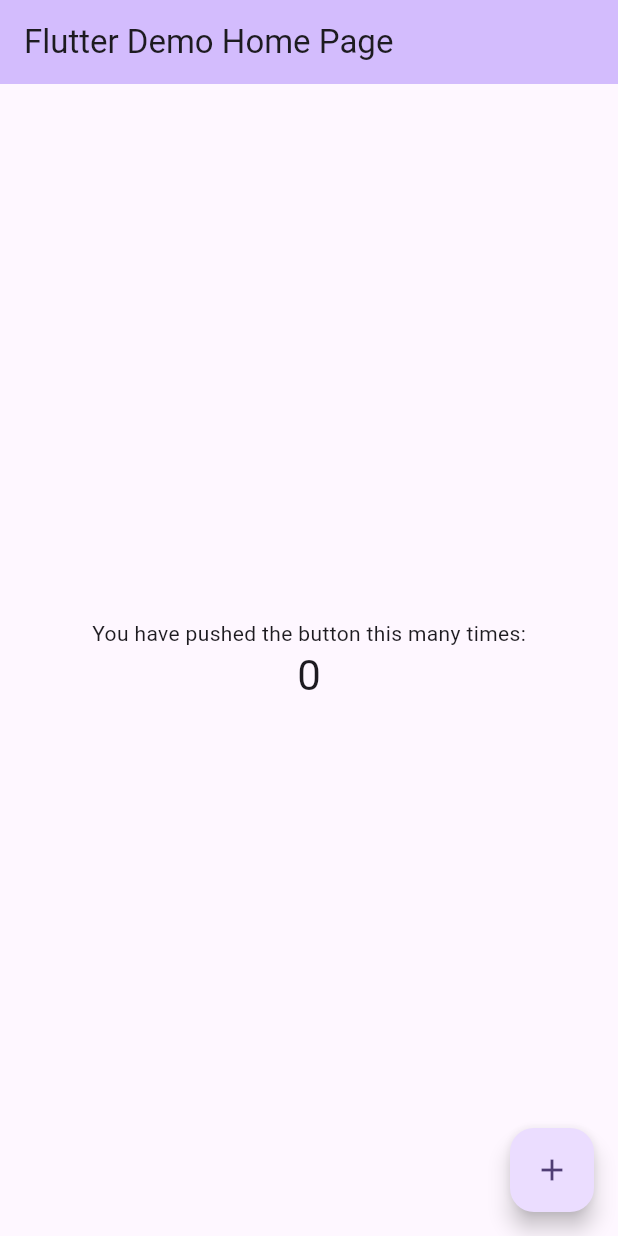
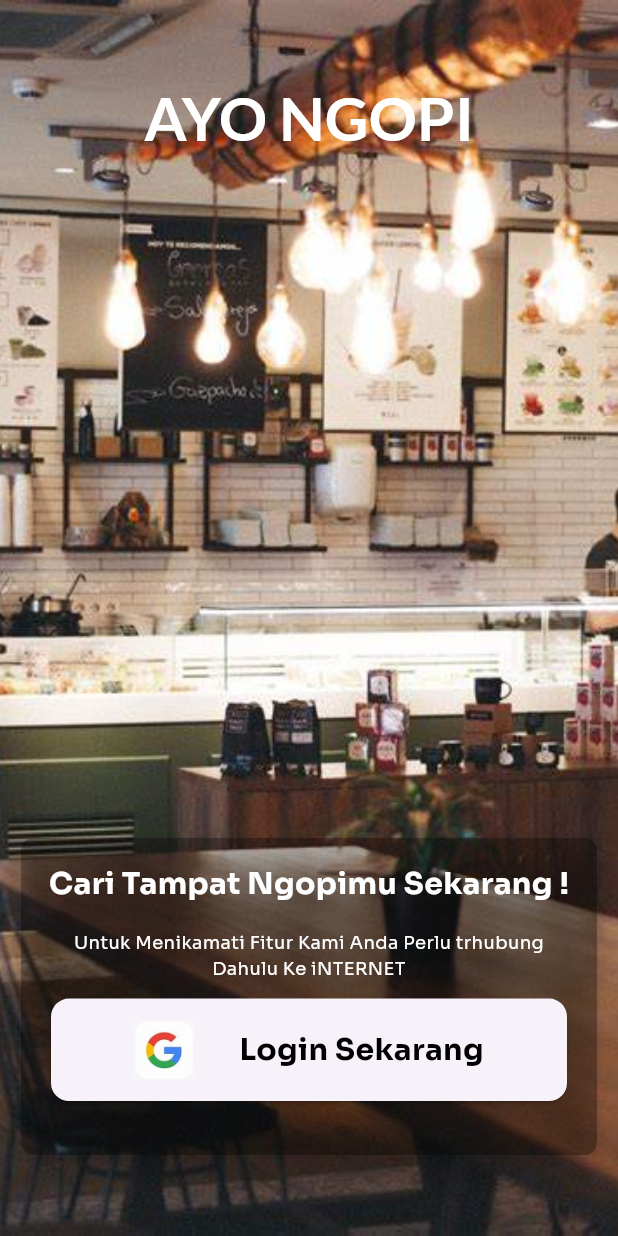
Before and after one commit to Zammil00/flutter_search_coffee_shop, a Flutter app: the screen it shows after launch, on a phone screen of 412 x 824 dp. Run offline on Flutter 3.47's test engine with Material 3 defaults, Android fonts, the phone set to English and light mode, and no system bars; our stand-ins replace google_fonts.

Commit message:
Update Login Page

```diff
--- a/lib/main.dart
+++ b/lib/main.dart
@@ -1,7 +1,8 @@
 import 'package:flutter/material.dart';
+import 'package:flutter_search_coffee_shop/pages/login_google_page.dart';
 
 void main() {
-  runApp(const MyApp());
+  runApp(MyApp());
 }
 
 class MyApp extends StatelessWidget {
@@ -10,60 +11,8 @@ class MyApp extends StatelessWidget {
   @override
   Widget build(BuildContext context) {
     return MaterialApp(
-      title: 'Flutter Demo',
-      theme: ThemeData(
-        colorScheme: ColorScheme.fromSeed(seedColor: Colors.deepPurple),
-        useMaterial3: true,
-      ),
-      home: const MyHomePage(title: 'Flutter Demo Home Page'),
+      debugShowCheckedModeBanner: false,
+      home: LoginGooglePage(),
     );
   }
 }
-
-class MyHomePage extends StatefulWidget {
-  const MyHomePage({super.key, required this.title});
-
-  final String title;
-
-  @override
-  State<MyHomePage> createState() => _MyHomePageState();
-}
-
-class _MyHomePageState extends State<MyHomePage> {
-  int _counter = 0;
-
-  void _incrementCounter() {
-    setState(() {
-      _counter++;
-    });
-  }
-
-  @override
-  Widget build(BuildContext context) {
-    return Scaffold(
-      appBar: AppBar(
-        backgroundColor: Theme.of(context).colorScheme.inversePrimary,
-        title: Text(widget.title),
-      ),
-      body: Center(
-        child: Column(
-          mainAxisAlignment: MainAxisAlignment.center,
-          children: <Widget>[
-            const Text(
-              'You have pushed the button this many times:',
-            ),
-            Text(
-              '$_counter',
-              style: Theme.of(context).textTheme.headlineMedium,
-            ),
-          ],
-        ),
-      ),
-      floatingActionButton: FloatingActionButton(
-        onPressed: _incrementCounter,
-        tooltip: 'Increment',
-        child: const Icon(Icons.add),
-      ),
-    );
-  }
-}
--- /dev/null
+++ b/lib/pages/login_google_page.dart
@@ -0,0 +1,110 @@
+import 'package:flutter/material.dart';
+import 'package:google_fonts/google_fonts.dart';
+
+class LoginGooglePage extends StatelessWidget {
+  const LoginGooglePage({super.key});
+
+  @override
+  Widget build(BuildContext context) {
+    return Scaffold(
+      body: Center(
+        child: Stack(
+          alignment: Alignment.center,
+          children: [
+            Image.asset(
+              "assets/images/coffee.jpg",
+              fit: BoxFit.cover,
+              height: double.infinity,
+              width: double.infinity,
+              alignment: Alignment.center,
+            ),
+            Positioned(
+              top: 50,
+              child: Text(
+                "AYO NGOPI",
+                style: GoogleFonts.lato(
+                  color: Colors.white,
+                  fontSize: 40,
+                  fontWeight: FontWeight.bold,
+                ),
+              ),
+            ),
+            Positioned(
+              bottom: 50,
+              left: 10,
+              right: 10,
+              child: Card(
+                color: Colors.black.withOpacity(0.3),
+                elevation: 8.0,
+                shape: RoundedRectangleBorder(
+                    borderRadius: BorderRadius.circular(8)),
+                child: Column(
+                  children: [
+                    Padding(
+                      padding: const EdgeInsets.all(16.0),
+                      child: Text(
+                        "Cari Tampat Ngopimu Sekarang !",
+                        style: GoogleFonts.sora(
+                          color: Colors.white,
+                          fontSize: 20,
+                          fontWeight: FontWeight.bold,
+                        ),
+                      ),
+                    ),
+                    Padding(
+                      padding: const EdgeInsets.only(
+                        left: 16,
+                        right: 16,
+                        bottom: 8,
+                      ),
+                      child: Text(
+                        "Untuk Menikamati Fitur Kami Anda Perlu trhubung Dahulu Ke iNTERNET",
+                        textAlign: TextAlign.center,
+                        style: GoogleFonts.sora(
+                          color: Colors.white,
+                          fontSize: 12,
+                        ),
+                      ),
+                    ),
+                    Padding(
+                      padding: const EdgeInsets.only(
+                        left: 16,
+                        right: 16,
+                        bottom: 32,
+                      ),
+                      child: Card(
+                        child: Padding(
+                          padding: const EdgeInsets.all(14.0),
+                          child: Row(
+                            mainAxisAlignment: MainAxisAlignment.center,
+                            children: [
+                              Image.asset(
+                                "assets/images/google.jpg",
+                                width: 40,
+                              ),
+                              SizedBox(
+                                width: 30,
+                              ),
+                              Text(
+                                "Login Sekarang",
+                                style: GoogleFonts.sora(
+                                  color: Colors.black,
+                                  fontSize: 20,
+                                  fontWeight: FontWeight.bold,
+                                ),
+                              ),
+                            ],
+                          ),
+                        ),
+                      ),
+                    )
+                  ],
+                ),
+              ),
+            ),
+          ],
+        ),
+      ),
+    );
+  }
+}
```
Also changed, not shown: pubspec.yaml (+7 -14 lines), assets/images/coffee.jpg (added), assets/images/google.jpg (added), pubspec.lock.
